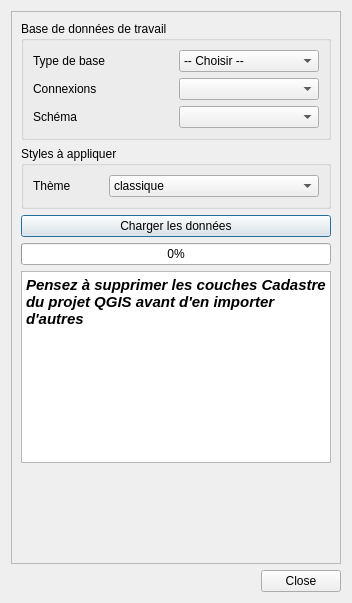
First picture: the form in forms/cadastre_load_form.ui, repository 3liz/QgisCadastrePlugin, before the edit.
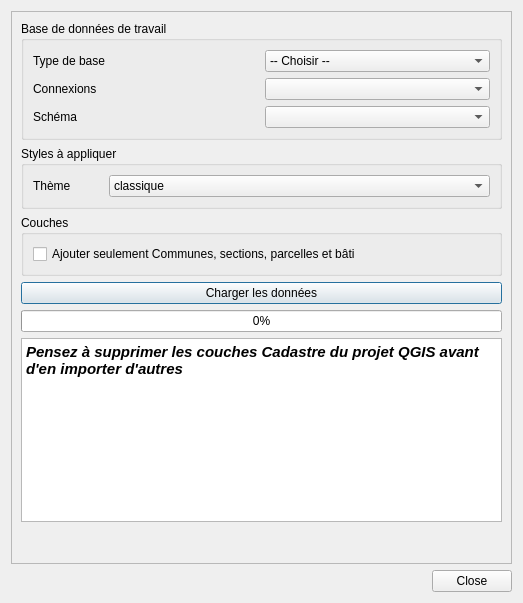
Second picture: the form after the edit.

Commit message: Chargement - possibilité de charger seulement les couches principales

```diff
--- a/forms/cadastre_load_form.ui
+++ b/forms/cadastre_load_form.ui
@@ -6,7 +6,7 @@
    <rect>
     <x>0</x>
     <y>0</y>
-    <width>352</width>
+    <width>523</width>
     <height>603</height>
    </rect>
   </property>
@@ -24,7 +24,7 @@
        <rect>
         <x>0</x>
         <y>0</y>
-        <width>332</width>
+        <width>503</width>
         <height>550</height>
        </rect>
       </property>
@@ -123,6 +123,26 @@
          </layout>
         </widget>
        </item>
+       <item>
+        <widget class="QGroupBox" name="groupBox_2">
+         <property name="title">
+          <string>Couches</string>
+         </property>
+         <layout class="QVBoxLayout" name="verticalLayout_3">
+          <item>
+           <layout class="QFormLayout" name="formLayout">
+            <item row="0" column="0">
+             <widget class="QCheckBox" name="cbMainLayersOnly">
+              <property name="text">
+               <string>Ajouter seulement Communes, sections, parcelles et bâti</string>
+              </property>
+             </widget>
+            </item>
+           </layout>
+          </item>
+         </layout>
+        </widget>
+       </item>
        <item>
         <widget class="QPushButton" name="btProcessLoading">
          <property name="text">
```
The commit also changes 6 other files.
